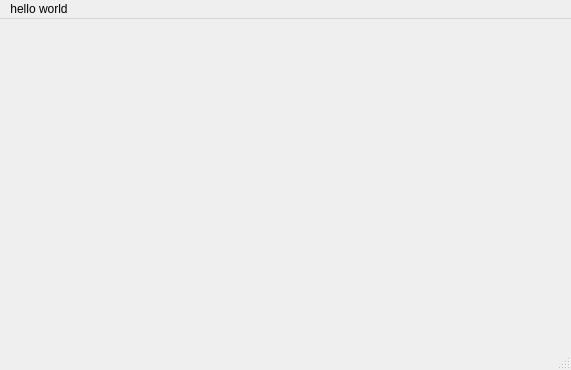
First picture: the form in hdr_video_merging/mainwindow.ui, repository wh75er/cg_course_work, before the edit.
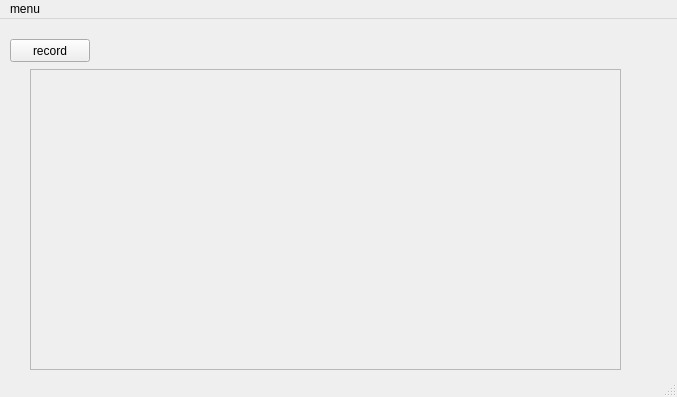
Second picture: the form after the edit.

Patch:
```diff
--- a/hdr_video_merging/mainwindow.ui
+++ b/hdr_video_merging/mainwindow.ui
@@ -6,29 +6,66 @@
    <rect>
     <x>0</x>
     <y>0</y>
-    <width>571</width>
-    <height>370</height>
+    <width>677</width>
+    <height>397</height>
    </rect>
   </property>
   <property name="windowTitle">
    <string>MainWindow</string>
   </property>
-  <widget class="QWidget" name="centralWidget"/>
+  <widget class="QWidget" name="centralWidget">
+   <widget class="QPushButton" name="recordBtn">
+    <property name="geometry">
+     <rect>
+      <x>10</x>
+      <y>20</y>
+      <width>80</width>
+      <height>23</height>
+     </rect>
+    </property>
+    <property name="text">
+     <string>record</string>
+    </property>
+   </widget>
+   <widget class="QScrollArea" name="scrollArea">
+    <property name="geometry">
+     <rect>
+      <x>30</x>
+      <y>50</y>
+      <width>591</width>
+      <height>301</height>
+     </rect>
+    </property>
+    <property name="widgetResizable">
+     <bool>true</bool>
+    </property>
+    <widget class="QWidget" name="scrollAreaWidgetContents">
+     <property name="geometry">
+      <rect>
+       <x>0</x>
+       <y>0</y>
+       <width>589</width>
+       <height>299</height>
+      </rect>
+     </property>
+    </widget>
+   </widget>
+  </widget>
   <widget class="QMenuBar" name="menuBar">
    <property name="geometry">
     <rect>
      <x>0</x>
      <y>0</y>
-     <width>571</width>
+     <width>677</width>
      <height>20</height>
     </rect>
    </property>
-   <widget class="QMenu" name="menuhello_world">
+   <widget class="QMenu" name="menuButton">
     <property name="title">
-     <string>hello world</string>
+     <string>menu</string>
     </property>
    </widget>
-   <addaction name="menuhello_world"/>
+   <addaction name="menuButton"/>
   </widget>
   <widget class="QStatusBar" name="statusBar"/>
  </widget>
```
Left out of the diff: 6 changed lines with no effect on the pictures.
